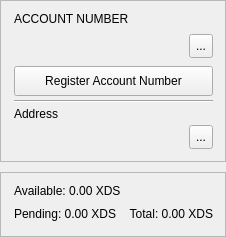
The window that src/gui/ui/accountframe.ui (discretecoin/discrete-wallet) describes before a commit, drawn with Qt 5.
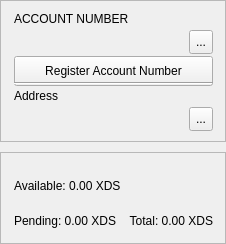
The same window after the commit. Icons and pictures are not drawn.

Commit message: Fix account/balance card overlap in sidebar (grow with content, min heights)

What changed in the file:
```diff
--- a/src/gui/ui/accountframe.ui
+++ b/src/gui/ui/accountframe.ui
@@ -11,7 +11,7 @@
    </rect>
   </property>
   <property name="sizePolicy">
-   <sizepolicy hsizetype="Preferred" vsizetype="Fixed">
+   <sizepolicy hsizetype="Preferred" vsizetype="Minimum">
     <horstretch>0</horstretch>
     <verstretch>0</verstretch>
    </sizepolicy>
@@ -46,6 +46,12 @@
    </property>
    <item>
     <widget class="QFrame" name="m_accountNumberPanel">
+     <property name="minimumSize">
+      <size>
+       <width>0</width>
+       <height>142</height>
+      </size>
+     </property>
      <property name="frameShape">
       <enum>QFrame::Shape::StyledPanel</enum>
      </property>
@@ -229,6 +235,12 @@
    </item>
    <item>
     <widget class="QFrame" name="m_accountBalances">
+     <property name="minimumSize">
+      <size>
+       <width>0</width>
+       <height>92</height>
+      </size>
+     </property>
      <property name="frameShape">
       <enum>QFrame::Shape::StyledPanel</enum>
      </property>
@@ -253,6 +265,12 @@
       </property>
       <item>
        <widget class="QLabel" name="m_actualBalanceLabel">
+        <property name="minimumSize">
+         <size>
+          <width>0</width>
+          <height>44</height>
+         </size>
+        </property>
         <property name="toolTip">
          <string>Spendable balance</string>
         </property>
```
